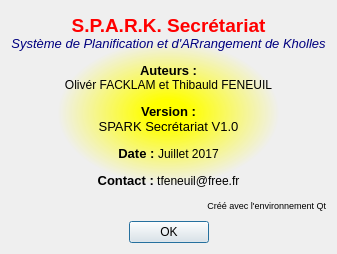
The window that aboutitdialog.ui (ThFeneuil/SPARK-Secretariat) describes before a commit, drawn with Qt 5.
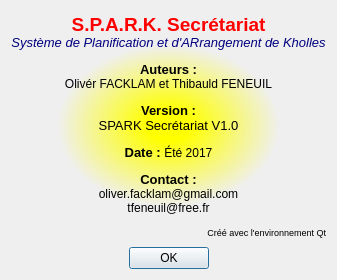
The same window after the commit.

The edit to the form file:
```diff
--- a/aboutitdialog.ui
+++ b/aboutitdialog.ui
@@ -9,8 +9,8 @@
    <rect>
     <x>0</x>
     <y>0</y>
-    <width>336</width>
-    <height>254</height>
+    <width>337</width>
+    <height>280</height>
    </rect>
   </property>
   <property name="windowTitle">
@@ -25,7 +25,7 @@
         <string notr="true">background : qradialgradient(spread:pad, cx:0.5, cy:0.5, radius:0.5, fx:0.5, fy:0.5, stop:0.130653 rgba(255, 255, 0, 255), stop:0.703518 rgba(255, 255, 0, 0))</string>
        </property>
        <property name="text">
-        <string>&lt;html&gt;&lt;head/&gt;&lt;body&gt;&lt;p align=&quot;center&quot;&gt;&lt;span style=&quot; font-size:14pt; font-weight:600; color:#ff0000;&quot;&gt;S.P.A.R.K. Secrétariat&lt;br/&gt;&lt;/span&gt;&lt;span style=&quot; font-size:10pt; font-style:italic; color:#00007f;&quot;&gt;Système de Planification et d'ARrangement de Kholles&lt;/span&gt;&lt;/p&gt;&lt;p align=&quot;center&quot;&gt;&lt;span style=&quot; font-size:10pt; font-weight:600;&quot;&gt;Auteurs : &lt;br/&gt;&lt;/span&gt;Olivér FACKLAM et Thibauld FENEUIL&lt;/p&gt;&lt;p align=&quot;center&quot;&gt;&lt;span style=&quot; font-size:10pt; font-weight:600;&quot;&gt;Version : &lt;br/&gt;&lt;/span&gt;&lt;span style=&quot; font-size:10pt;&quot;&gt;SPARK Secrétariat V1.0&lt;/span&gt;&lt;/p&gt;&lt;p align=&quot;center&quot;&gt;&lt;span style=&quot; font-size:10pt; font-weight:600;&quot;&gt;Date : &lt;/span&gt;Juillet 2017&lt;/p&gt;&lt;p align=&quot;center&quot;&gt;&lt;span style=&quot; font-size:10pt; font-weight:600;&quot;&gt;Contact :&lt;/span&gt; tfeneuil@free.fr&lt;/p&gt;&lt;p align=&quot;right&quot;&gt;&lt;span style=&quot; font-size:7pt;&quot;&gt;Créé avec l'environnement Qt&lt;/span&gt;&lt;/p&gt;&lt;/body&gt;&lt;/html&gt;</string>
+        <string>&lt;html&gt;&lt;head/&gt;&lt;body&gt;&lt;p align=&quot;center&quot;&gt;&lt;span style=&quot; font-size:14pt; font-weight:600; color:#ff0000;&quot;&gt;S.P.A.R.K. Secrétariat&lt;br/&gt;&lt;/span&gt;&lt;span style=&quot; font-size:10pt; font-style:italic; color:#00007f;&quot;&gt;Système de Planification et d'ARrangement de Kholles&lt;/span&gt;&lt;/p&gt;&lt;p align=&quot;center&quot;&gt;&lt;span style=&quot; font-size:10pt; font-weight:600;&quot;&gt;Auteurs : &lt;br/&gt;&lt;/span&gt;Olivér FACKLAM et Thibauld FENEUIL&lt;/p&gt;&lt;p align=&quot;center&quot;&gt;&lt;span style=&quot; font-size:10pt; font-weight:600;&quot;&gt;Version : &lt;br/&gt;&lt;/span&gt;&lt;span style=&quot; font-size:10pt;&quot;&gt;SPARK Secrétariat V1.0&lt;/span&gt;&lt;/p&gt;&lt;p align=&quot;center&quot;&gt;&lt;span style=&quot; font-size:10pt; font-weight:600;&quot;&gt;Date : &lt;/span&gt;Été 2017&lt;/p&gt;&lt;p align=&quot;center&quot;&gt;&lt;span style=&quot; font-size:10pt; font-weight:600;&quot;&gt;Contact :&lt;br/&gt;&lt;/span&gt;oliver.facklam@gmail.com&lt;br/&gt;tfeneuil@free.fr&lt;/p&gt;&lt;p align=&quot;right&quot;&gt;&lt;span style=&quot; font-size:7pt;&quot;&gt;Créé avec l'environnement Qt&lt;/span&gt;&lt;/p&gt;&lt;/body&gt;&lt;/html&gt;</string>
        </property>
       </widget>
      </item>
```
